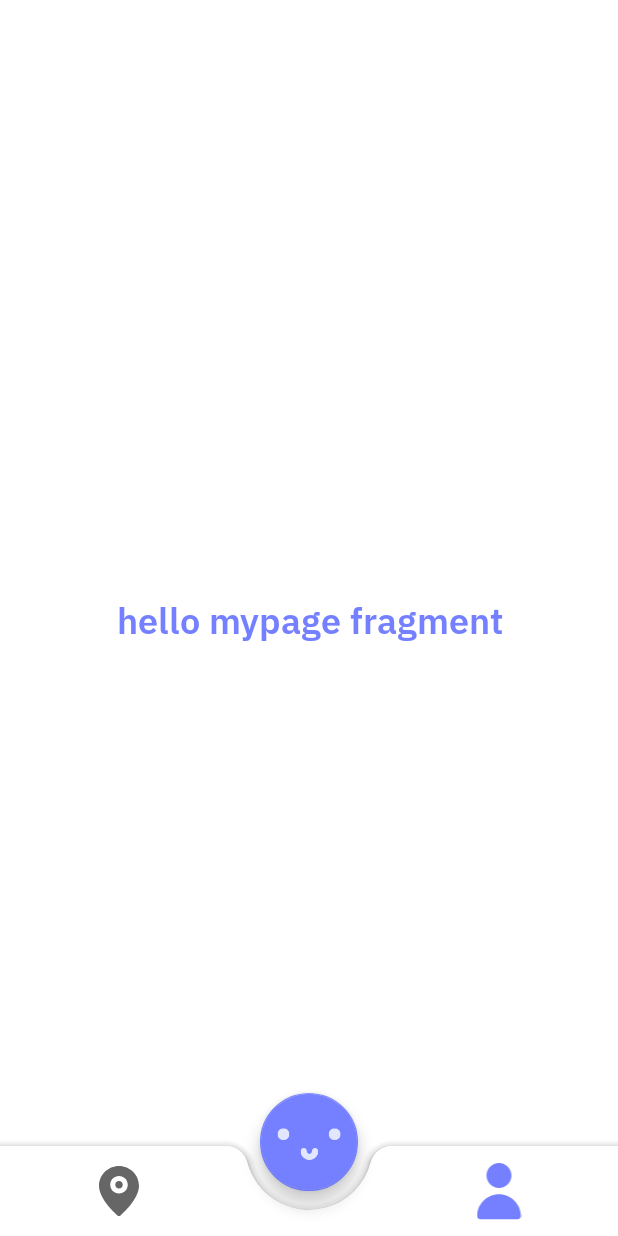
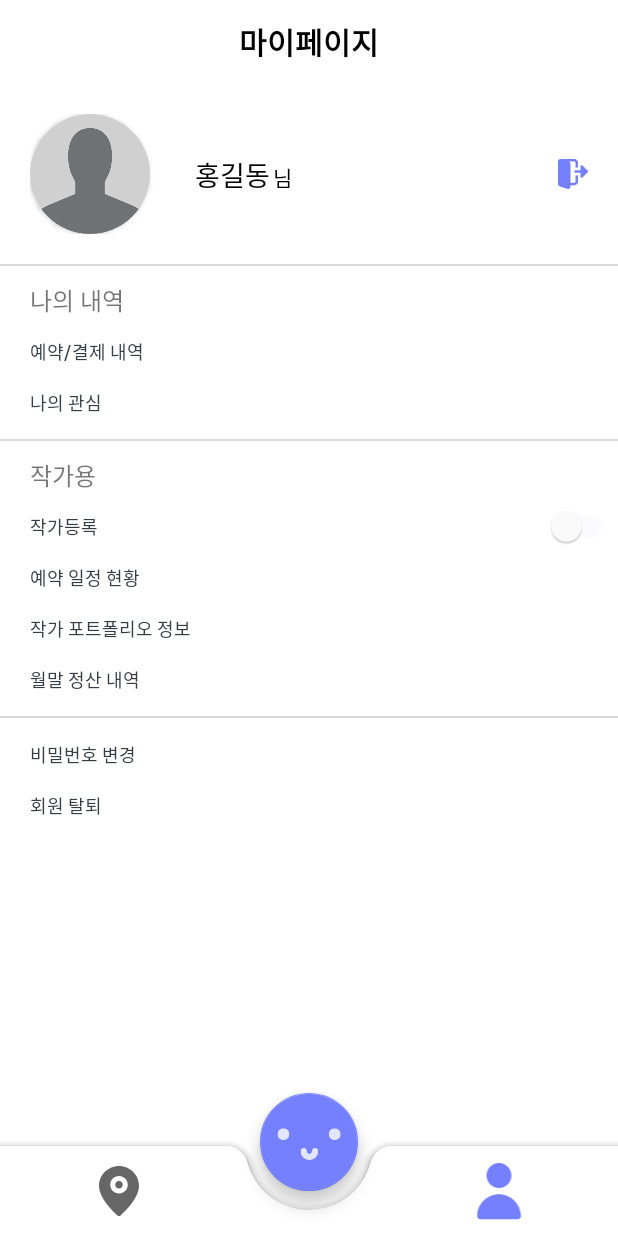
Before and after one commit to SMILE-SSAFY/SMILE-Android, an Android app: the MainFragment screen opened through its navigation route, item 3 of the bottom bar chosen, on a phone screen of 412 x 824 dp. Run offline under Robolectric (Android 15) with nearby library versions, the phone set to English and light mode, and no system bars; network calls fail; 1 statement that could not run was skipped.

Commit message:
[FEAT] #8 - 마이페이지 UI 추가
Former-commit-id: 71a148d596ab489c16a671b2d85d28e5f980f416

```diff
--- a/Smile_Android/app/src/main/java/com/ssafy/smile/presentation/adapter/MainViewPagerAdapter.kt
+++ b/Smile_Android/app/src/main/java/com/ssafy/smile/presentation/adapter/MainViewPagerAdapter.kt
@@ -5,7 +5,7 @@ import androidx.fragment.app.FragmentActivity
 import androidx.viewpager2.adapter.FragmentStateAdapter
 import com.ssafy.smile.presentation.view.home.HomeFragment
 import com.ssafy.smile.presentation.view.map.MapFragment
-import com.ssafy.smile.presentation.view.mypage.MypageFragment
+import com.ssafy.smile.presentation.view.mypage.MyPageFragment
 
 class MainViewPagerAdapter(activity: FragmentActivity) : FragmentStateAdapter(activity){
     override fun getItemCount(): Int = 3
@@ -14,7 +14,7 @@ class MainViewPagerAdapter(activity: FragmentActivity) : FragmentStateAdapter(ac
         return when(position){
             0 -> MapFragment()
             1 -> HomeFragment()
-            2 -> MypageFragment()
+            2 -> MyPageFragment()
             else -> error("no such position: $position")
         }
     }
--- a/Smile_Android/app/src/main/java/com/ssafy/smile/presentation/view/mypage/MypageFragment.kt
+++ b/Smile_Android/app/src/main/java/com/ssafy/smile/presentation/view/mypage/MypageFragment.kt
@@ -1,21 +1,45 @@
 package com.ssafy.smile.presentation.view.mypage
 
-import android.os.Bundle
-import android.view.LayoutInflater
-import android.view.View
-import android.view.ViewGroup
-import androidx.fragment.app.Fragment
-import com.ssafy.smile.databinding.FragmentMypageBinding
+import androidx.fragment.app.viewModels
+import com.ssafy.smile.R
+import com.ssafy.smile.databinding.FragmentMyPageBinding
+import com.ssafy.smile.presentation.base.BaseFragment
+import com.ssafy.smile.presentation.viewmodel.mypage.MyPageViewModel
 
-class MypageFragment : Fragment() {
-    private lateinit var viewbinding : FragmentMypageBinding
+class MyPageFragment : BaseFragment<FragmentMyPageBinding>(FragmentMyPageBinding::bind, R.layout.fragment_my_page) {
+    private val viewModel : MyPageViewModel by viewModels()
 
-    override fun onCreateView(inflater: LayoutInflater, container: ViewGroup?, savedInstanceState: Bundle?): View? {
-        viewbinding = FragmentMypageBinding.inflate(inflater, container, false)
-        return viewbinding.root
+    override fun initView() {
+        setObserver()
     }
 
-    override fun onViewCreated(view: View, savedInstanceState: Bundle?) {
-        super.onViewCreated(view, savedInstanceState)
+    override fun setEvent() {
+        setClickListener()
+    }
+
+    private fun setObserver(){
+        viewModel.apply {
+
+        }
+    }
+
+    private fun setClickListener(){
+        binding.apply {
+            layoutMyPageProfile.apply {  }
+            layoutMyPageUserDetails.apply {
+                tvCustomerReservation.setOnClickListener{ }
+                tvCustomerInterest.setOnClickListener { }
+            }
+            layoutMyPagePhotographer.apply {
+                clPhotographerRegister.setOnClickListener {  }
+                tvPhotographerReservation.setOnClickListener {  }
+                tvPhotographerPortfolio.setOnClickListener {  }
+                tvPhotographerMonthTax.setOnClickListener {  }
+            }
+            layoutMyPageUser.apply {
+                tvUserChangePassword.setOnClickListener {  }
+                tvUserWithDraw.setOnClickListener {  }
+            }
+        }
     }
 }
--- a/Smile_Android/app/src/main/res/layout/fragment_home.xml
+++ b/Smile_Android/app/src/main/res/layout/fragment_home.xml
@@ -1,5 +1,6 @@
 <?xml version="1.0" encoding="utf-8"?>
-<androidx.constraintlayout.widget.ConstraintLayout xmlns:android="http://schemas.android.com/apk/res/android"
+<androidx.constraintlayout.widget.ConstraintLayout
+    xmlns:android="http://schemas.android.com/apk/res/android"
     xmlns:app="http://schemas.android.com/apk/res-auto"
     xmlns:tools="http://schemas.android.com/tools"
     android:layout_width="match_parent"
--- /dev/null
+++ b/Smile_Android/app/src/main/res/layout/fragment_my_page.xml
@@ -0,0 +1,65 @@
+<?xml version="1.0" encoding="utf-8"?>
+<LinearLayout
+    xmlns:android="http://schemas.android.com/apk/res/android"
+    xmlns:app="http://schemas.android.com/apk/res-auto"
+    xmlns:tools="http://schemas.android.com/tools"
+    android:layout_width="match_parent"
+    android:layout_height="match_parent"
+    android:orientation="vertical"
+    tools:context=".presentation.view.home.HomeFragment">
+    <androidx.appcompat.widget.Toolbar
+        android:id="@+id/tb_myPage"
+        android:layout_width="match_parent"
+        android:layout_height="wrap_content"
+        app:contentInsetStart="0dp"
+        app:contentInsetStartWithNavigation="0dp">
+        <androidx.constraintlayout.widget.ConstraintLayout
+            android:id="@+id/cl_toolbar"
+            android:layout_width="match_parent"
+            android:layout_height="wrap_content">
+            <TextView
+                android:id="@+id/tv_toolbar"
+                style="@style/TvH3"
+                android:gravity="center"
+                android:layout_width="match_parent"
+                android:layout_height="wrap_content"
+                android:text="마이페이지"
+                android:textColor="@color/black"
+                app:layout_constraintBottom_toBottomOf="parent"
+                app:layout_constraintStart_toStartOf="parent"
+                app:layout_constraintTop_toTopOf="parent" />
+        </androidx.constraintlayout.widget.ConstraintLayout>
+    </androidx.appcompat.widget.Toolbar>
+    <include
+        android:id="@+id/layout_myPage_profile"
+        layout="@layout/layout_my_page_profile"
+        android:layout_width="match_parent"
+        android:layout_height="wrap_content"/>
+    <View
+        android:layout_width="match_parent"
+        android:layout_height="1dp"
+        android:background="@color/gray400"/>
+    <include
+        android:id="@+id/layout_myPage_user_details"
+        layout="@layout/layout_my_page_customer"
+        android:layout_width="match_parent"
+        android:layout_height="wrap_content"/>
+    <View
+        android:layout_width="match_parent"
+        android:layout_height="1dp"
+        android:background="@color/gray400"/>
+    <include
+        android:id="@+id/layout_myPage_photographer"
+        layout="@layout/layout_my_page_photographer"
+        android:layout_width="match_parent"
+        android:layout_height="wrap_content" />
+    <View
+        android:layout_width="match_parent"
+        android:layout_height="1dp"
+        android:background="@color/gray400"/>
+    <include
+        android:id="@+id/layout_myPage_user"
+        layout="@layout/layout_my_page_user"
+        android:layout_width="match_parent"
+        android:layout_height="wrap_content"/>
+</LinearLayout>
--- a/Smile_Android/app/src/main/res/layout/fragment_mypage.xml
+++ /dev/null
@@ -1,18 +0,0 @@
-<?xml version="1.0" encoding="utf-8"?>
-<FrameLayout xmlns:android="http://schemas.android.com/apk/res/android"
-    xmlns:tools="http://schemas.android.com/tools"
-    android:layout_width="match_parent"
-    android:layout_height="match_parent"
-    tools:context=".presentation.view.mypage.MypageFragment">
-
-    <!-- TODO: Update blank fragment layout -->
-    <TextView
-        android:layout_width="match_parent"
-        android:layout_height="match_parent"
-        android:gravity="center"
-        android:fontFamily="@font/ibm_plex_sans_semi_bold"
-        android:textSize="24sp"
-        android:textColor="@color/blue400"
-        android:text="hello mypage fragment" />
-
-</FrameLayout>
--- /dev/null
+++ b/Smile_Android/app/src/main/res/layout/layout_my_page_customer.xml
@@ -0,0 +1,44 @@
+<?xml version="1.0" encoding="utf-8"?>
+<LinearLayout
+    xmlns:android="http://schemas.android.com/apk/res/android"
+    xmlns:app="http://schemas.android.com/apk/res-auto"
+    xmlns:tools="http://schemas.android.com/tools"
+    android:id="@+id/ll_customer"
+    android:layout_width="match_parent"
+    android:layout_height="wrap_content"
+    android:paddingTop="5dp"
+    android:orientation="vertical">
+    <TextView
+        android:text="나의 내역"
+        style="@style/TvT2"
+        android:layout_width="wrap_content"
+        android:layout_height="wrap_content"
+        android:paddingVertical="5dp"
+        android:paddingHorizontal="20dp"
+        android:fontFamily="@font/ibm_plex_sans_medium"/>
+    <TextView
+        android:id="@+id/tv_customer_reservation"
+        style="@style/TvT2"
+        android:layout_width="match_parent"
+        android:layout_height="wrap_content"
+        android:background="?attr/selectableItemBackground"
+        android:paddingVertical="8dp"
+        android:paddingHorizontal="20dp"
+        android:text="예약/결제 내역"
+        android:textSize="12sp"
+        android:textColor="@color/dark400"
+        android:fontFamily="@font/ibm_plex_sans_medium"/>
+    <TextView
+        android:id="@+id/tv_customer_interest"
+        style="@style/TvT2"
+        android:layout_width="match_parent"
+        android:layout_height="wrap_content"
+        android:background="?attr/selectableItemBackground"
+        android:paddingTop="8dp"
+        android:paddingBottom="15dp"
+        android:paddingHorizontal="20dp"
+        android:text="나의 관심"
+        android:textSize="12sp"
+        android:textColor="@color/dark400"
+        android:fontFamily="@font/ibm_plex_sans_medium"/>
+</LinearLayout>
--- /dev/null
+++ b/Smile_Android/app/src/main/res/layout/layout_my_page_photographer.xml
@@ -0,0 +1,92 @@
+<?xml version="1.0" encoding="utf-8"?>
+<LinearLayout
+    xmlns:android="http://schemas.android.com/apk/res/android"
+    xmlns:app="http://schemas.android.com/apk/res-auto"
+    xmlns:tools="http://schemas.android.com/tools"
+    android:id="@+id/ll_photographer"
+    android:layout_width="match_parent"
+    android:layout_height="wrap_content"
+    android:orientation="vertical"
+    android:paddingTop="5dp">
+    <TextView
+        android:text="작가용"
+        style="@style/TvT2"
+        android:layout_width="wrap_content"
+        android:layout_height="wrap_content"
+        android:paddingVertical="5dp"
+        android:paddingHorizontal="20dp"
+        android:fontFamily="@font/ibm_plex_sans_medium"/>
+    <androidx.constraintlayout.widget.ConstraintLayout
+        android:id="@+id/cl_photographer_register"
+        android:layout_width="match_parent"
+        android:layout_height="wrap_content"
+        android:background="?attr/selectableItemBackground">
+        <TextView
+            android:id="@+id/tv_photographer_register"
+            style="@style/TvT2"
+            android:layout_width="wrap_content"
+            android:layout_height="wrap_content"
+            app:layout_constraintTop_toTopOf="parent"
+            app:layout_constraintBottom_toBottomOf="parent"
+            app:layout_constraintStart_toStartOf="parent"
+            android:paddingVertical="8dp"
+            android:paddingHorizontal="20dp"
+            android:text="작가등록"
+            android:textSize="12sp"
+            android:textColor="@color/dark400"
+            android:fontFamily="@font/ibm_plex_sans_medium"/>
+        <com.google.android.material.switchmaterial.SwitchMaterial
+            android:id="@+id/sm_photographer_register"
+            android:layout_width="wrap_content"
+            android:layout_height="0dp"
+            android:enabled="false"
+            android:scaleX="1"
+            android:scaleY="1"
+            app:layout_constraintTop_toTopOf="@id/tv_photographer_register"
+            app:layout_constraintBottom_toBottomOf="@id/tv_photographer_register"
+            app:layout_constraintEnd_toEndOf="parent"/>
+    </androidx.constraintlayout.widget.ConstraintLayout>
+    <LinearLayout
+        android:id="@+id/ll_author_detail"
+        android:layout_width="match_parent"
+        android:layout_height="wrap_content"
+        android:orientation="vertical">
+        <TextView
+            android:id="@+id/tv_photographer_reservation"
+            style="@style/TvT2"
+            android:layout_width="match_parent"
+            android:layout_height="wrap_content"
+            android:background="?attr/selectableItemBackground"
+            android:paddingVertical="8dp"
+            android:paddingHorizontal="20dp"
+            android:text="예약 일정 현황"
+            android:textSize="12sp"
+            android:textColor="@color/dark400"
+            android:fontFamily="@font/ibm_plex_sans_medium"/>
+        <TextView
+            android:id="@+id/tv_photographer_portfolio"
+            style="@style/TvT2"
+            android:layout_width="match_parent"
+            android:layout_height="wrap_content"
+            android:background="?attr/selectableItemBackground"
+            android:paddingVertical="8dp"
+            android:paddingHorizontal="20dp"
+            android:text="작가 포트폴리오 정보"
+            android:textSize="12sp"
+            android:textColor="@color/dark400"
+            android:fontFamily="@font/ibm_plex_sans_medium"/>
+        <TextView
+            android:id="@+id/tv_photographer_month_tax"
+            style="@style/TvT2"
+            android:layout_width="match_parent"
+            android:layout_height="wrap_content"
+            android:background="?attr/selectableItemBackground"
+            android:paddingTop="8dp"
+            android:paddingBottom="15dp"
+            android:paddingHorizontal="20dp"
+            android:text="월말 정산 내역"
+            android:textSize="12sp"
+            android:textColor="@color/dark400"
+            android:fontFamily="@font/ibm_plex_sans_medium"/>
+    </LinearLayout>
+</LinearLayout>
--- /dev/null
+++ b/Smile_Android/app/src/main/res/layout/layout_my_page_profile.xml
@@ -0,0 +1,63 @@
+<?xml version="1.0" encoding="utf-8"?>
+<androidx.constraintlayout.widget.ConstraintLayout
+    xmlns:android="http://schemas.android.com/apk/res/android"
+    xmlns:app="http://schemas.android.com/apk/res-auto"
+    xmlns:tools="http://schemas.android.com/tools"
+    android:id="@+id/cl_profile"
+    android:layout_width="match_parent"
+    android:layout_height="wrap_content"
+    android:padding="20dp">
+    <androidx.cardview.widget.CardView
+        android:id="@+id/cv_profile_image"
+        app:layout_constraintTop_toTopOf="parent"
+        app:layout_constraintTop_toBottomOf="parent"
+        app:layout_constraintStart_toStartOf="parent"
+        android:layout_width="80dp"
+        android:layout_height="80dp"
+        app:cardCornerRadius="50dp"
+        android:innerRadius="0dp"
+        android:shape="ring">
+        <ImageView
+            android:id="@+id/iv_profile_image"
+            android:layout_height="match_parent"
+            android:layout_width="match_parent"
+            android:scaleType="centerCrop"
+            android:src="@drawable/img_profile_default"> <!-- TODO : 이미지 변경 -->
+        </ImageView>
+    </androidx.cardview.widget.CardView>
+    <LinearLayout
+        android:id="@+id/ll_profile_name"
+        android:layout_width="0dp"
+        android:layout_height="wrap_content"
+        app:layout_constraintTop_toTopOf="parent"
+        app:layout_constraintBottom_toBottomOf="parent"
+        app:layout_constraintStart_toEndOf="@id/cv_profile_image"
+        android:layout_marginStart="30dp"
+        android:orientation="horizontal">
+        <TextView
+            android:id="@+id/tv_profile_name"
+            android:text="홍길동"
+            style="@style/TvT1"
+            android:layout_width="wrap_content"
+            android:layout_height="wrap_content"
+            android:fontFamily="@font/ibm_plex_sans_medium"
+            android:textColor="@color/black"/>
+        <TextView
+            android:text="님"
+            style="@style/TvT3"
+            android:layout_width="wrap_content"
+            android:layout_height="wrap_content"
+            android:layout_marginStart="2dp"
+            android:fontFamily="@font/ibm_plex_sans_medium"
+            android:textColor="@color/black" />
+    </LinearLayout>
+    <!-- 로그아웃 버튼 -->
+    <ImageButton
+        android:id="@+id/btn_back"
+        android:layout_width="wrap_content"
+        android:layout_height="wrap_content"
+        app:layout_constraintTop_toTopOf="parent"
+        app:layout_constraintBottom_toBottomOf="parent"
+        app:layout_constraintEnd_toEndOf="parent"
+        android:background="@drawable/ic_logout"/>
+</androidx.constraintlayout.widget.ConstraintLayout>
--- /dev/null
+++ b/Smile_Android/app/src/main/res/layout/layout_my_page_user.xml
@@ -0,0 +1,35 @@
+<?xml version="1.0" encoding="utf-8"?>
+<LinearLayout
+    xmlns:android="http://schemas.android.com/apk/res/android"
+    xmlns:app="http://schemas.android.com/apk/res-auto"
+    xmlns:tools="http://schemas.android.com/tools"
+    android:id="@+id/ll_user"
+    android:layout_width="match_parent"
+    android:layout_height="wrap_content"
+    android:orientation="vertical">
+    <TextView
+        android:id="@+id/tv_user_change_password"
+        style="@style/TvT2"
+        android:layout_width="match_parent"
+        android:layout_height="wrap_content"
+        android:background="?attr/selectableItemBackground"
+        android:paddingTop="15dp"
+        android:paddingBottom="8dp"
+        android:paddingHorizontal="20dp"
+        android:text="비밀번호 변경"
+        android:textSize="12sp"
+        android:textColor="@color/dark400"
+        android:fontFamily="@font/ibm_plex_sans_medium"/>
+    <TextView
+        android:id="@+id/tv_user_withDraw"
+        style="@style/TvT2"
+        android:layout_width="match_parent"
+        android:layout_height="wrap_content"
+        android:background="?attr/selectableItemBackground"
+        android:paddingVertical="8dp"
+        android:paddingHorizontal="20dp"
+        android:text="회원 탈퇴"
+        android:textSize="12sp"
+        android:textColor="@color/dark400"
+        android:fontFamily="@font/ibm_plex_sans_medium"/>
+</LinearLayout>
--- a/Smile_Android/app/src/main/res/values/themes.xml
+++ b/Smile_Android/app/src/main/res/values/themes.xml
@@ -12,6 +12,8 @@
         <!-- Status bar color. -->
         <item name="android:statusBarColor">@color/statusbar_color</item>
         <!-- Customize your theme here. -->
+        <!-- switch/toggle -->
+        <item name="switchStyle">@style/Widget.App.Switch</item>
     </style>
 
     <!-- button -->
@@ -170,7 +172,7 @@
     </style>
 
 
-    <!-- bottomsheet -->
+    <!-- bottomSheet -->
     <style name="CustomBottomSheetDialogTheme" parent="Theme.MaterialComponents.Light.BottomSheetDialog">
         <item name="bottomSheetStyle">@style/ModalBottomSheetDialog</item>
         <item name="android:windowIsFloating">false</item>
@@ -196,4 +198,13 @@
         <item name="android:backgroundDimAmount">1</item>
     </style>
 
+    <!-- switch/toggle -->
+    <style name="Widget.App.Switch" parent="Widget.MaterialComponents.CompoundButton.Switch">
+        <item name="materialThemeOverlay">@style/ThemeOverlay.App.Switch</item>
+    </style>
+    <style name="ThemeOverlay.App.Switch" parent="">
+        <item name="colorOnSurface">@color/blue100</item>
+        <item name="colorSecondary">@color/blue400</item>
+    </style>
+
 </resources>
```
Also changed, not shown: Smile_Android/app/src/main/res/drawable-hdpi/ic_logout.jpg (added), Smile_Android/app/src/main/res/drawable-mdpi/ic_logout.jpg (added), Smile_Android/app/src/main/res/drawable-xhdpi/ic_logout.jpg (added), Smile_Android/app/src/main/res/drawable-xxhdpi/ic_logout.jpg (added), Smile_Android/app/src/main/res/drawable-xxxhdpi/ic_logout.jpg (added), Smile_Android/app/src/main/res/drawable/img_profile_default.png (added).
